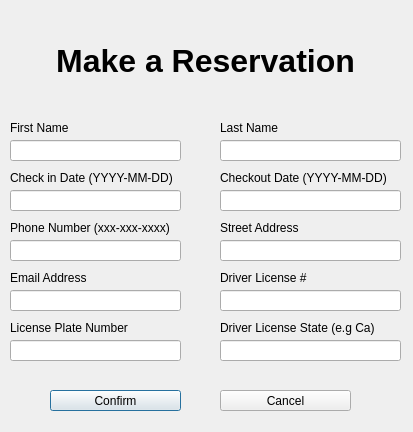
Old version of the form reservations.ui in the repository vain3219/463_project.
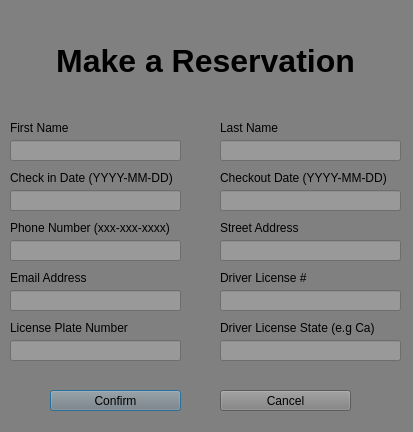
New version of the form.

Commit message: Added room status buttons

```diff
--- a/reservations.ui
+++ b/reservations.ui
@@ -13,6 +13,9 @@
   <property name="windowTitle">
    <string>Dialog</string>
   </property>
+  <property name="styleSheet">
+   <string notr="true">background-color: grey</string>
+  </property>
   <widget class="QPushButton" name="ConfirmButton">
    <property name="geometry">
     <rect>
@@ -35,6 +38,9 @@
      <height>21</height>
     </rect>
    </property>
+   <property name="styleSheet">
+    <string notr="true">background-color: #999999</string>
+   </property>
   </widget>
   <widget class="QLineEdit" name="FNameField">
    <property name="geometry">
@@ -45,6 +51,9 @@
      <height>21</height>
     </rect>
    </property>
+   <property name="styleSheet">
+    <string notr="true">background-color: #999999</string>
+   </property>
   </widget>
   <widget class="QLabel" name="label_10">
    <property name="geometry">
@@ -68,6 +77,9 @@
      <height>21</height>
     </rect>
    </property>
+   <property name="styleSheet">
+    <string notr="true">background-color: #999999</string>
+   </property>
   </widget>
   <widget class="QLabel" name="label">
    <property name="geometry">
@@ -140,6 +152,9 @@
      <height>21</height>
     </rect>
    </property>
+   <property name="styleSheet">
+    <string notr="true">background-color: #999999</string>
+   </property>
   </widget>
   <widget class="QLabel" name="label_7">
    <property name="geometry">
@@ -176,6 +191,9 @@
      <height>21</height>
     </rect>
    </property>
+   <property name="styleSheet">
+    <string notr="true">background-color: #999999</string>
+   </property>
   </widget>
   <widget class="QLineEdit" name="LNameField">
    <property name="geometry">
@@ -186,6 +204,9 @@
      <height>21</height>
     </rect>
    </property>
+   <property name="styleSheet">
+    <string notr="true">background-color: #999999</string>
+   </property>
   </widget>
   <widget class="QLabel" name="label_2">
    <property name="geometry">
@@ -222,6 +243,9 @@
      <height>21</height>
     </rect>
    </property>
+   <property name="styleSheet">
+    <string notr="true">background-color: #999999</string>
+   </property>
   </widget>
   <widget class="QLineEdit" name="IDNumField">
    <property name="geometry">
@@ -232,6 +256,9 @@
      <height>21</height>
     </rect>
    </property>
+   <property name="styleSheet">
+    <string notr="true">background-color: #999999</string>
+   </property>
   </widget>
   <widget class="QLabel" name="label_8">
    <property name="geometry">
@@ -281,6 +308,9 @@
      <height>21</height>
     </rect>
    </property>
+   <property name="styleSheet">
+    <string notr="true">background-color: #999999</string>
+   </property>
   </widget>
   <widget class="QLineEdit" name="IDStateField">
    <property name="geometry">
@@ -291,6 +321,9 @@
      <height>21</height>
     </rect>
    </property>
+   <property name="styleSheet">
+    <string notr="true">background-color: #999999</string>
+   </property>
   </widget>
  </widget>
  <resources/>
```
The commit also changes 4 other files.
